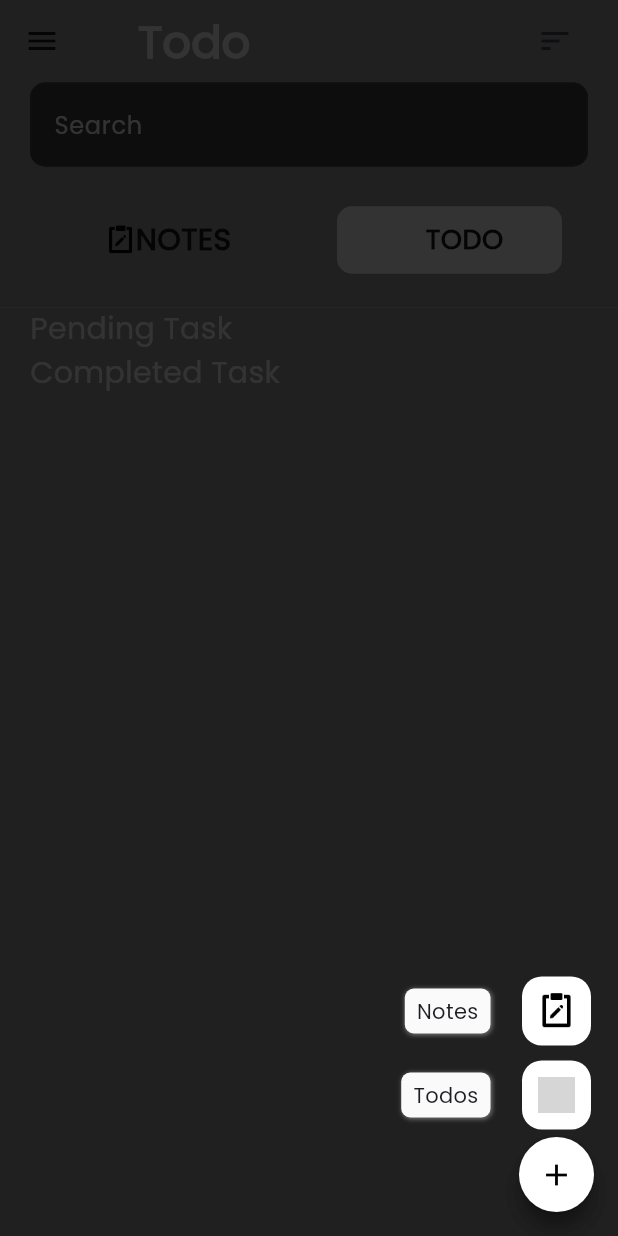
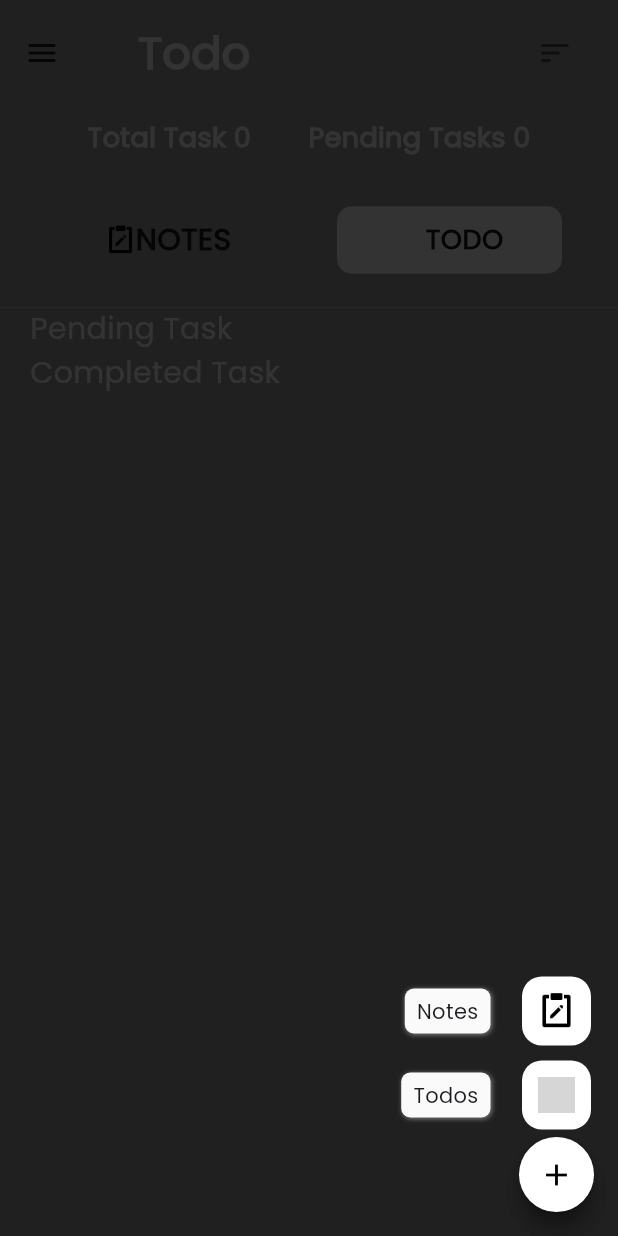
Before and after one commit to Muneef-Nk/Tasklogs, a Flutter app: the screen it shows after launch, after a tap on "TODO", after a tap on the "add" icon, on a phone screen of 412 x 824 dp. Run offline on Flutter 3.47's test engine with Material 3 defaults, Android fonts, the phone set to English and light mode, and no system bars; drawn by our look-alikes of flutter_speed_dial; our stand-ins replace flutter_slidable, hive_flutter; accounts and stored records are empty; grey boxes are pictures that could not be loaded.

Commit message:
todo screen completed

```diff
--- a/lib/views/pages/notes_screen/notes_screen.dart
+++ b/lib/views/pages/notes_screen/notes_screen.dart
@@ -157,6 +157,7 @@ class _HomeScreenState extends State<HomeScreen> {
 
 //commen app bar
   AppBar appbar(BuildContext context) {
+    final provider = Provider.of<TodoScreenController>(context);
     return AppBar(
         backgroundColor: Color.fromARGB(66, 29, 28, 28),
         toolbarHeight: 70,
@@ -174,8 +175,7 @@ class _HomeScreenState extends State<HomeScreen> {
           isNotesSeleted == 1
               ? PopupMenuButton(
                   onSelected: (value) {
-                    var provider = Provider.of<TodoScreenController>(context);
-                    provider.todoList.sort();
+                    Provider.of<TodoScreenController>(context).todoSort(value);
                     print(value);
                   },
                   itemBuilder: (context) {
@@ -263,7 +263,8 @@ class _HomeScreenState extends State<HomeScreen> {
           preferredSize: Size.fromHeight(135),
           child: Column(
             children: [
-              Container(
+              isNotesSeleted == 0
+                  ? Container(
                       height: 70,
                       padding: EdgeInsets.only(left: 20, right: 20, bottom: 10),
                       child: TextField(
@@ -274,7 +275,31 @@ class _HomeScreenState extends State<HomeScreen> {
                               hintText: "Search",
                               border: OutlineInputBorder(
                                   borderRadius: BorderRadius.circular(10),
-                            borderSide: BorderSide(color: Colors.white)))),
+                                  borderSide:
+                                      BorderSide(color: Colors.white)))),
+                    )
+                  : Padding(
+                      padding: const EdgeInsets.only(
+                          left: 20, bottom: 20, right: 20),
+                      child: Row(
+                        mainAxisAlignment: MainAxisAlignment.spaceEvenly,
+                        children: [
+                          Text(
+                            "Total Task ${provider.todoList.length + provider.completedList.length}",
+                            style: TextStyle(
+                                fontSize: 18,
+                                fontWeight: FontWeight.bold,
+                                color: Colors.white),
+                          ),
+                          Text(
+                            "Pending Tasks ${provider.todoList.length}",
+                            style: TextStyle(
+                                fontSize: 18,
+                                fontWeight: FontWeight.bold,
+                                color: Colors.white),
+                          )
+                        ],
+                      ),
                     ),
               Container(
                 margin: EdgeInsets.only(bottom: 10),
```
Also changed, not shown: lib/controller/todo_screen_controller.dart (+38 -9 lines), lib/views/pages/todo_screen/todos_screen.dart (+37 -28 lines). Lines whose indentation alone changed are shown as unchanged.
